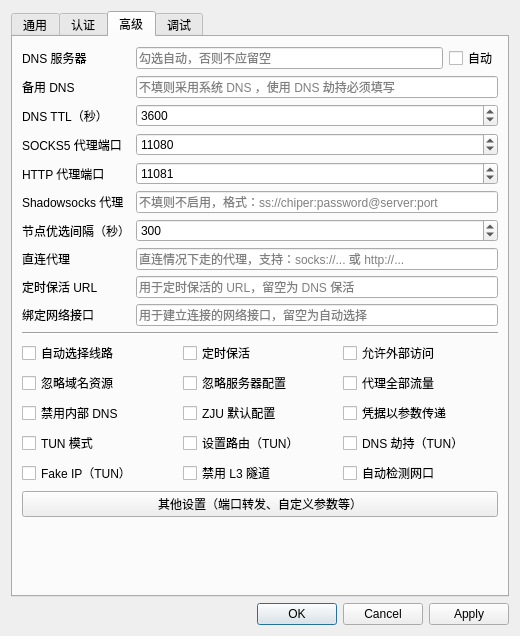
This is presentation/dialogs/settingwindow/settingwindow.ui in PageChen04/EZ4Connect as Qt 5 draws it before an edit. The edited form follows.
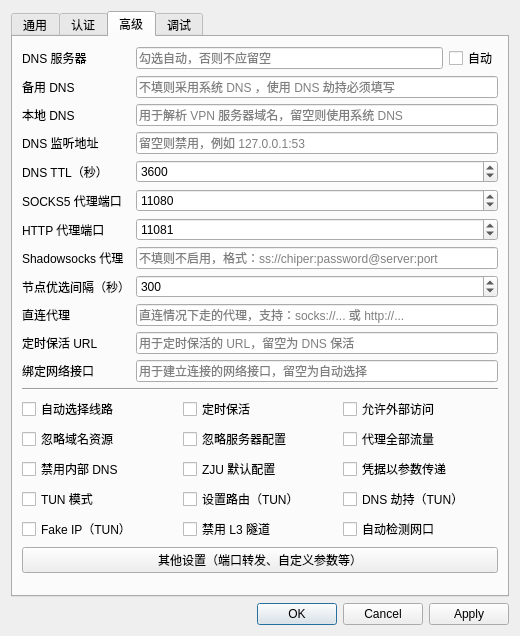
This is the edited form. The open tabs and pages were chosen to show the change.

Patch:
```diff
--- a/presentation/dialogs/settingwindow/settingwindow.ui
+++ b/presentation/dialogs/settingwindow/settingwindow.ui
@@ -390,7 +390,7 @@
          <property name="title">
           <string>EasyConnect 认证信息</string>
          </property>
-         <layout class="QGridLayout" name="gridLayout">
+         <layout class="QGridLayout" name="gridLayout_1">
           <item row="4" column="0">
            <spacer name="horizontalSpacer_5">
             <property name="orientation">
@@ -700,6 +700,34 @@
        <string>高级</string>
       </attribute>
       <layout class="QGridLayout" name="gridLayout_3">
+       <item row="4" column="0">
+        <widget class="QLabel" name="dnsServerBindLabel">
+         <property name="text">
+          <string>DNS 监听地址</string>
+         </property>
+        </widget>
+       </item>
+       <item row="4" column="1" colspan="3">
+        <widget class="QLineEdit" name="dnsServerBindLineEdit">
+         <property name="placeholderText">
+          <string>留空则禁用，例如 127.0.0.1:53</string>
+         </property>
+        </widget>
+       </item>
+       <item row="3" column="0">
+        <widget class="QLabel" name="localDnsServerLabel">
+         <property name="text">
+          <string>本地 DNS</string>
+         </property>
+        </widget>
+       </item>
+       <item row="3" column="1" colspan="3">
+        <widget class="QLineEdit" name="localDnsServerLineEdit">
+         <property name="placeholderText">
+          <string>用于解析 VPN 服务器域名，留空则使用系统 DNS</string>
+         </property>
+        </widget>
+       </item>
        <item row="8" column="1" colspan="3">
         <widget class="QLineEdit" name="shadowsocksUrlLineEdit">
          <property name="placeholderText">
@@ -731,14 +759,14 @@
          </property>
         </widget>
        </item>
-       <item row="3" column="1">
+       <item row="1" column="1">
         <widget class="QLineEdit" name="dnsLineEdit">
          <property name="placeholderText">
           <string>勾选自动，否则不应留空</string>
          </property>
         </widget>
        </item>
-       <item row="4" column="1" colspan="3">
+       <item row="2" column="1" colspan="3">
         <widget class="QLineEdit" name="secondaryDnsLineEdit">
          <property name="placeholderText">
           <string>不填则采用系统 DNS ，使用 DNS 劫持必须填写</string>
@@ -759,7 +787,7 @@
          </property>
         </widget>
        </item>
-       <item row="3" column="2" colspan="2">
+       <item row="1" column="2" colspan="2">
         <widget class="QCheckBox" name="dnsAutoCheckBox">
          <property name="text">
           <string>自动</string>
@@ -807,7 +835,7 @@
          </property>
         </widget>
        </item>
-       <item row="3" column="0">
+       <item row="1" column="0">
         <widget class="QLabel" name="zjuConnectTabLabel8">
          <property name="text">
           <string>DNS 服务器</string>
@@ -821,7 +849,7 @@
          </property>
         </widget>
        </item>
-       <item row="4" column="0">
+       <item row="2" column="0">
         <widget class="QLabel" name="zjuConnectTabLabel9">
          <property name="text">
           <string>备用 DNS</string>
```
Left out of the diff: 2 changed lines with no effect on the pictures.
